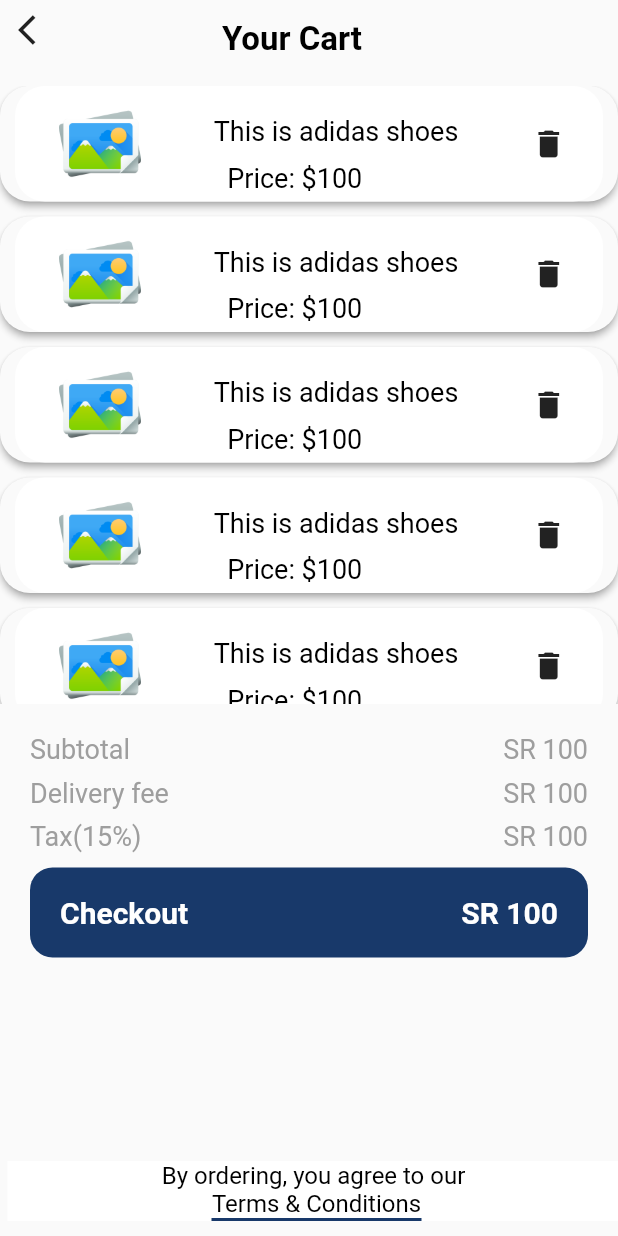
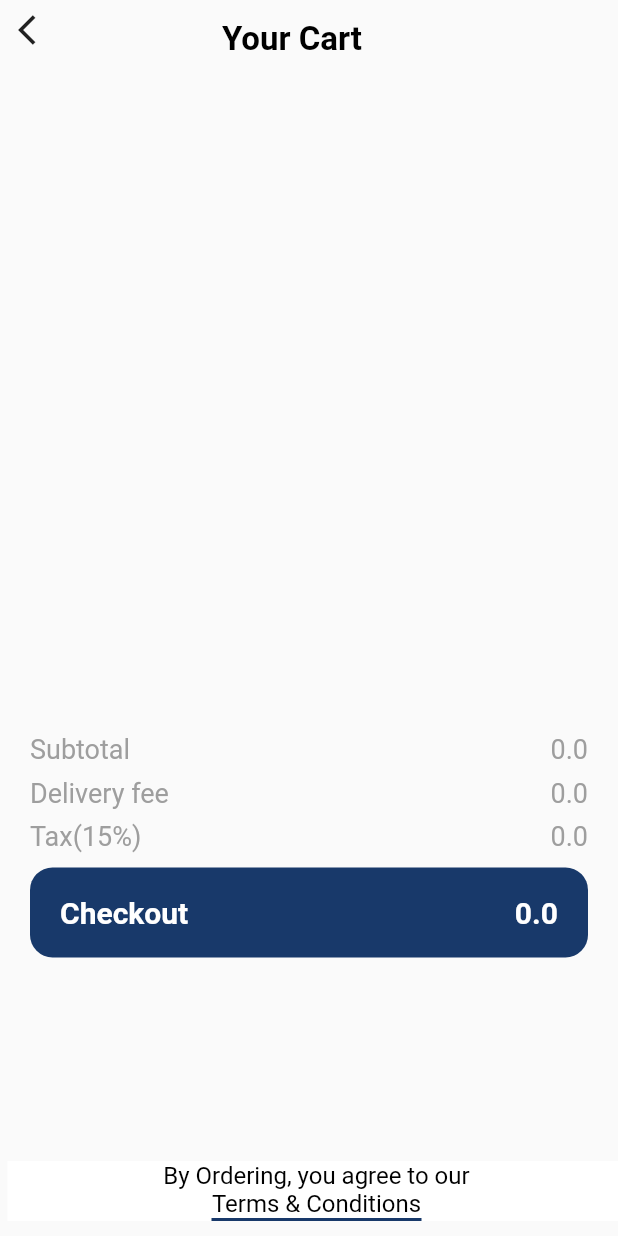
Before and after one commit to Tushargupta9800/ecommerce-Cutomer-app, a Flutter app: the CartPage screen opened directly, on a phone screen of 412 x 824 dp. Run offline on Flutter 3.47's test engine with Material 2 defaults, Android fonts, the phone set to English and light mode, and no system bars; our stand-ins replace hexcolor, shared_preferences, toast; accounts and stored records are empty; Roboto replaces fonts that are missing (Regular).

Commit message:
Added the Cart

```diff
--- /dev/null
+++ b/lib/Models/cartModel.dart
@@ -0,0 +1,18 @@
+import 'dart:typed_data';
+
+import 'package:flutter/cupertino.dart';
+
+class CartModel{
+  String Name;
+  String Price;
+  String Id;
+  String Quantity;
+  String Color;
+  MemoryImage image;
+  List<int> Imagelist = [];
+
+  getImage(){
+    image = MemoryImage(Uint8List.fromList(Imagelist));
+  }
+
+}
--- a/lib/localization/ar.json
+++ b/lib/localization/ar.json
@@ -50,8 +50,6 @@
     "AvailableColors": "الألوان المتاحة",
     "AvailableQuantity": "الكمية المتاحة ",
     "AddToCart": "اضافة الى السلة",
-    "YourCart": "Your Cart",
-    "Price": "Price",
     "YourCart": "السلة",
     "Price": "السعر",
     "SubTotal": "المجموع",
@@ -60,5 +58,7 @@
     "AgreeTerms": "من خلال الطلب ، فإنك توافق على",
     "TermsOfService": "شروط الخدمة ",
     "PleaseRead": "يرجى القرأة فهم قبل استخدام خدماتنا",
-    "FullTerms": "تقديم المصطلحات بلأنجليزية والعربية"
+    "FullTerms": "تقديم المصطلحات بلأنجليزية والعربية",
+    "Tax": "Tax(15%)",
+    "AddedToCart": "Added To Cart"
 }
--- a/lib/localization/en.json
+++ b/lib/localization/en.json
@@ -58,5 +58,7 @@
     "AgreeTerms": "By Ordering, you agree to our",
     "TermsOfService": "Terms of service",
     "PleaseRead": "Please read with understanding before using our service",
-    "FullTerms": "provide the terms in english plus arabic"
+    "FullTerms": "provide the terms in english plus arabic",
+    "Tax": "Tax(15%)",
+    "AddedToCart": "Added To Cart"
 }
--- a/lib/localization/variables/languageCode.dart
+++ b/lib/localization/variables/languageCode.dart
@@ -49,3 +49,14 @@
 String AvailableColorCode = "AvailableColors";
 String AvailableQuantityCode = "AvailableQuantity";
 String AddToCartCode = "AddToCart";
+String YourCartCode = "YourCart";
+String PriceCode = "Price";
+String SubTotalCode = "SubTotal";
+String DeliveryFeeCode = "DeliveryFee";
+String CheckoutCode = "Checkout";
+String AgreeTermsCode = "AgreeTerms";
+String TermsOfServiceCode = "TermsOfService";
+String PleaseReadCode = "PleaseRead";
+String FullTermsCode = "FullTerms";
+String TaxCode = "Tax";
+String AddedToCartCode = "AddedToCart";
--- a/lib/screens/HomePage/HomePage.dart
+++ b/lib/screens/HomePage/HomePage.dart
@@ -252,7 +252,9 @@
         actions: [
           IconButton(
               icon: Icon(Icons.shopping_cart),
-              onPressed: (){}),
+              onPressed: (){
+                Navigator.pushNamed(context, CartPageRouteCode);
+              }),
           IconButton(icon: Icon(Icons.notification_important_rounded),
               onPressed: (){})
         ],
--- a/lib/screens/Shop/CategoryPage.dart
+++ b/lib/screens/Shop/CategoryPage.dart
@@ -1,5 +1,6 @@
 import 'dart:async';
 import 'package:customeremall/screens/Shop/SubCategoryPage.dart';
+import 'package:customeremall/settingsAndVariables/routers/routecodes.dart';
 import 'package:customeremall/settingsAndVariables/variables.dart';
 import 'package:flutter/material.dart';
 import 'package:flutter/scheduler.dart';
@@ -67,7 +68,9 @@
         ),),
         actions: [
           IconButton(icon: Icon(Icons.search, color: Colors.black,), onPressed: (){}),
-          IconButton(icon: Icon(Icons.shopping_cart, color: Colors.black,), onPressed: (){}),
+          IconButton(icon: Icon(Icons.shopping_cart, color: Colors.black,), onPressed: (){
+            Navigator.pushNamed(context, CartPageRouteCode);
+          }),
         ],
         leading: IconButton(icon: Icon(Icons.arrow_back, color: Colors.black,), onPressed: (){
           Navigator.of(context).pop();
--- a/lib/screens/Shop/Productcart.dart
+++ b/lib/screens/Shop/Productcart.dart
@@ -1,3 +1,4 @@
+import 'package:customeremall/Models/cartModel.dart';
 import 'package:customeremall/localization/code/language_constraints.dart';
 import 'package:customeremall/localization/variables/languageCode.dart';
 import 'package:customeremall/settingsAndVariables/variables.dart';
@@ -10,11 +11,34 @@
 }
 
 class _CartPageState extends State<CartPage> {
+
+  double Total = 0.00;
+  double SubTotal = 0.00;
+  double DeliveryFee = 25.00;
+  double tax = 0.00;
+
+  CalculatePrice(){
+    setState(() {
+      Total = 0.00;
+      SubTotal = 0.00;
+      tax = 0.00;
+      for(CartModel cart in MyCart){
+        SubTotal += double.parse(cart.Quantity)*double.parse(cart.Price);
+      }
+      tax = 0.15*SubTotal;
+      if(SubTotal == 0.00){DeliveryFee = 0.00;}
+      Total = SubTotal + DeliveryFee + tax;
+    });
+  }
+
+  @override
+  void initState() {
+    CalculatePrice();
+    super.initState();
+  }
+
   @override
   Widget build(BuildContext context) {
-
-    ScreenWidth = MediaQuery.of(context).size.width;
-    ScreenHeight = MediaQuery.of(context).size.height;
 
     return SafeArea(
       child: Scaffold(
@@ -31,13 +55,15 @@
                     height: 40,
                     child: Row(
                       children: [
-                        IconButton(icon: Icon(Icons.arrow_back_ios), onPressed: (){}),
+                        IconButton(icon: Icon(Icons.arrow_back_ios), onPressed: (){
+                          Navigator.of(context).pop();
+                        }),
                         SizedBox(width: 100,),
                         Padding(
                           padding: const EdgeInsets.only(top:13.0),
                           child: Column(
                             children: [
-                              Text('Your Cart', style: TextStyle(
+                              Text(Translate(context, YourCartCode), style: TextStyle(
                                   color: Colors.black, fontSize: 22,
                                 fontWeight: FontWeight.bold
                               ),),
@@ -57,7 +83,7 @@
                         physics: BouncingScrollPhysics(),
                         scrollDirection: Axis.vertical,
                         shrinkWrap: true,
-                        itemCount: 10,
+                        itemCount: MyCart.length,
                         itemBuilder: (BuildContext context, int index) {
                           return Material(
                             shadowColor: Colors.grey,
@@ -73,7 +99,9 @@
 
                               ),
                               child: Row(
-                                mainAxisAlignment: MainAxisAlignment.spaceAround,
+                                mainAxisAlignment: MainAxisAlignment.spaceBetween,
+                                children: [
+                                  Row(
                                     children: [
                                       Container(
                                         margin: EdgeInsets.only(left: 5),
@@ -81,34 +109,63 @@
                                         width: 55,
                                         decoration: BoxDecoration(
                                             image: DecorationImage(
-                                            image: AssetImage('assets/images/background/picture.png'),
+                                                image: MyCart[index].image,
                                                 fit: BoxFit.fill
                                             )
                                         ),
                                       ),
-
                                       Container(
-                                    padding: EdgeInsets.only(top: 15),
+                                        padding: EdgeInsets.only(left: 10,right: 10),
                                         child: Column(
+                                          mainAxisAlignment: MainAxisAlignment.start,
+                                          crossAxisAlignment: CrossAxisAlignment.start,
                                           children: [
-                                        Text('This is adidas shoes', style: TextStyle(
+                                            Text(MyCart[index].Name, style: TextStyle(
                                               color: Colors.black, fontSize: 18,
                                             ),),
                                             SizedBox(height: 10,),
-                                        Padding(
-                                          padding: const EdgeInsets.only(right:55.0),
-                                          child: Text('Price: \$100',
+                                            Column(
+                                              mainAxisAlignment: MainAxisAlignment.start,
+                                              children: [
+                                                Text('SR: ' +
+                                                    MyCart[index].Quantity + "*" + MyCart[index].Price +
+                                                  " = " + (double.parse(MyCart[index].Quantity)*double.parse(MyCart[index].Price)).toString(),
                                                   style: TextStyle(
                                                     color: Colors.black, fontSize: 18,
                                                   ),),
+                                                // Text(Translate(context, QuantityCode) + MyCart[index].Price,
+                                                //   style: TextStyle(
+                                                //     color: Colors.black, fontSize: 18,
+                                                //   ),),
+                                                // Row(
+                                                //   children: [
+                                                //     Text("Color: ",
+                                                //       style: TextStyle(
+                                                //         color: Colors.black, fontSize: 18,
+                                                //       ),),
+                                                //     Container(
+                                                //       height: 15,
+                                                //       width: 15,
+                                                //       margin: EdgeInsets.only(right: 10,top: 10),
+                                                //       decoration : AddProductDecoration(
+                                                //           HexColor(MyCart[index].Color),
+                                                //           500, DarkBlue
+                                                //       ),
+                                                //     ),
+                                                //   ],
+                                                // ),
+                                              ],
                                             ),
                                           ],
                                         ),
                                       ),
+                                    ],
+                                  ),
 
                                   GestureDetector(
                                     onTap: (){
-
+                                      MyCart.removeAt(index);
+                                      CalculatePrice();
                                     },
                                     child: Icon(Icons.delete),
                                   ),
@@ -162,10 +219,10 @@
                           Row(
                             mainAxisAlignment: MainAxisAlignment.spaceBetween,
                             children: [
-                              Text('Subtotal', style: TextStyle(
+                              Text(Translate(context, SubTotalCode), style: TextStyle(
                                 color: Colors.grey, fontSize: 18,
                               ),),
-                              Text('SR 100', style: TextStyle(
+                              Text(SubTotal.toString(), style: TextStyle(
                                 color: Colors.grey, fontSize: 18,
                               ),)
                             ],
@@ -175,10 +232,10 @@
                           Row(
                             mainAxisAlignment: MainAxisAlignment.spaceBetween,
                             children: [
-                              Text('Delivery fee', style: TextStyle(
+                              Text(Translate(context, DeliveryFeeCode), style: TextStyle(
                                 color: Colors.grey, fontSize: 18,
                               ),),
-                              Text('SR 100', style: TextStyle(
+                              Text(DeliveryFee.toString(), style: TextStyle(
                                 color: Colors.grey, fontSize: 18,
                               ),)
                             ],
@@ -188,10 +245,10 @@
                           Row(
                             mainAxisAlignment: MainAxisAlignment.spaceBetween,
                             children: [
-                              Text('Tax(15%)', style: TextStyle(
+                              Text(Translate(context, TaxCode), style: TextStyle(
                                 color: Colors.grey, fontSize: 18,
                               ),),
-                              Text('SR 100', style: TextStyle(
+                              Text(tax.toString(), style: TextStyle(
                                 color: Colors.grey, fontSize: 18,
                               ),)
                             ],
@@ -214,10 +271,10 @@
                               child: Row(
                                 mainAxisAlignment: MainAxisAlignment.spaceBetween,
                                 children: [
-                                  Text("Checkout",style: TextStyle(color: Colors.white,
+                                  Text(Translate(context, CheckoutCode),style: TextStyle(color: Colors.white,
                                       fontWeight: FontWeight.bold, fontSize: 20),textAlign: TextAlign.center,),
 
-                                  Text("SR 100",style: TextStyle(color: Colors.white,
+                                  Text(Total.toString(),style: TextStyle(color: Colors.white,
                                       fontWeight: FontWeight.bold, fontSize: 20),textAlign: TextAlign.center,),
                                 ],
                               ),
@@ -245,9 +302,7 @@
                         color: Colors.white,
                         child: Column(
                           children: [
-
-
-                            Text('By ordering, you agree to our ', style: TextStyle(
+                            Text(Translate(context, AgreeTermsCode), style: TextStyle(
                               color: Colors.black, fontSize: 16,
                             ),),
                             Column(
@@ -256,7 +311,7 @@
                                   onTap:(){
                                     dialogForTerms();
                                   },
-                                  child: Text('Terms & Conditions', style: TextStyle(
+                                  child: Text(Translate(context, TACCode), style: TextStyle(
                                     color: Colors.black, fontSize: 16,
                                   ),),
                                 ),
@@ -402,13 +457,13 @@
                           children: [
                             Padding(
                               padding: const EdgeInsets.only(top:15.0),
-                              child: Text('Terms of service', style: TextStyle(
+                              child: Text(Translate(context, TermsOfServiceCode), style: TextStyle(
                                   color: Colors.black, fontWeight: FontWeight.bold
                               ),),
                             ),
                             SizedBox(height: 10,),
 
-                            Text('Please read with \nunderstanding before using \nour services', style: TextStyle(
+                            Text(Translate(context, FullTermsCode), style: TextStyle(
                               color: Colors.black,
                             ),)
                           ],
--- a/lib/settingsAndVariables/routers/routecodes.dart
+++ b/lib/settingsAndVariables/routers/routecodes.dart
@@ -7,3 +7,4 @@
 String LanguageRouteCode = "/home/homepage/drawer/language";
 String FullProductRouteCode = "home/homepage/products/fullPoduct";
 String LogoutRouteCode = "/home/homepage/drawer/logout";
+String CartPageRouteCode = "/home/homepage/cart";
--- a/lib/settingsAndVariables/routers/routes.dart
+++ b/lib/settingsAndVariables/routers/routes.dart
@@ -3,6 +3,7 @@
 import 'package:customeremall/screens/HomePage/HomePage.dart';
 import 'package:customeremall/screens/Shop/CategoryPage.dart';
 import 'package:customeremall/screens/Shop/FullProduct.dart';
+import 'package:customeremall/screens/Shop/Productcart.dart';
 import 'package:customeremall/screens/Splashscreen/getstarted.dart';
 import 'package:customeremall/screens/Splashscreen/splashscreen.dart';
 import 'package:customeremall/screens/auth/login.dart';
@@ -20,4 +21,5 @@
   LanguageRouteCode: (BuildContext context) => Language(),
   FullProductRouteCode: (BuildContext context) => FullProduct(),
   LogoutRouteCode: (BuildContext context) => LogoutPage(),
+  CartPageRouteCode: (BuildContext context) => CartPage(),
 };
--- a/lib/settingsAndVariables/variables.dart
+++ b/lib/settingsAndVariables/variables.dart
@@ -1,3 +1,4 @@
+import 'package:customeremall/Models/cartModel.dart';
 import 'package:customeremall/Models/productModel.dart';
 import 'package:customeremall/Models/userModel.dart';
 import 'package:flutter/material.dart';
@@ -39,3 +40,4 @@
 String HeroTag;
 int HeroIndex;
 productModel HeroProduct = productModel();
+List<CartModel> MyCart = [];
--- a/pubspec.yaml
+++ b/pubspec.yaml
@@ -34,6 +34,7 @@
   http: ^0.13.0
   toast: ^0.1.5
   sk_onboarding_screen: ^1.0.1
+  path_provider: ^2.0.1
 
 dev_dependencies:
   flutter_test:
```
Also changed, not shown: lib/localization/sharedpreferences/saveLocally.dart (added, +38 -0 lines), lib/screens/Shop/FullProduct.dart (+14 -1 lines), pubspec.lock. Lines whose indentation alone changed are shown as unchanged.
